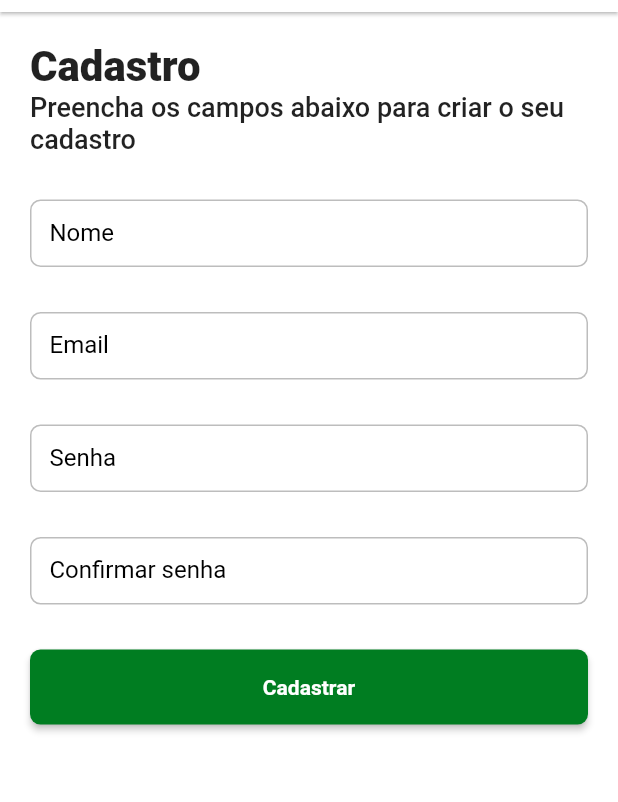
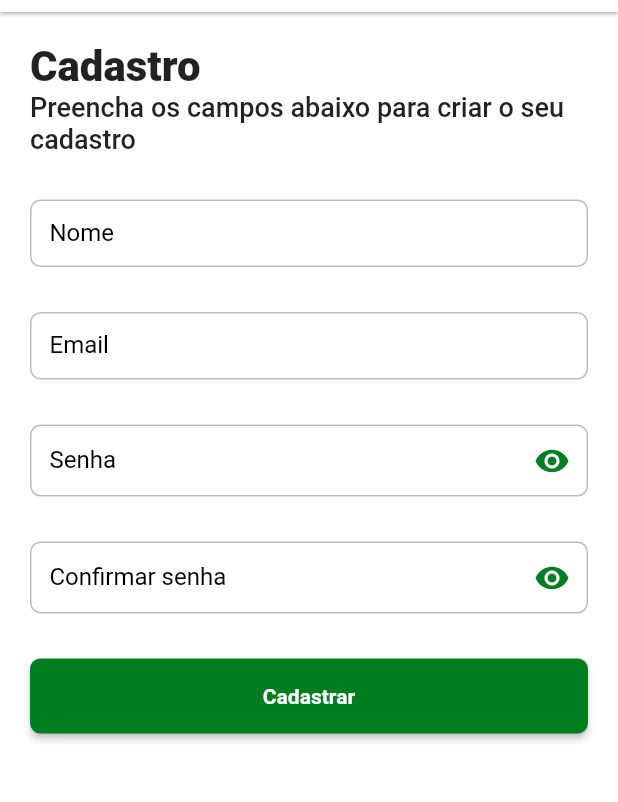
Before and after one commit to GabrielCR99/dw9_vakinha_burger_bloc, a Flutter app: the RegisterPage screen opened directly, on a phone screen of 412 x 824 dp, the part 72-874 px from its top. Run offline on Flutter 3.47's test engine with Material 2 defaults, Android fonts, the phone set to English and light mode, and no system bars; our stand-ins replace bloc, dio, equatable, flutter_bloc, loading_animation_widget, shared_preferences and 1 more; missing offline and left inert: flutter_awesome_select, match, validatorless; accounts and stored records are empty; Roboto replaces fonts that are missing (mplus1); project files that could hold a hidden picture were left out.

Commit message:
fix: fixes register_page provider not found

```diff
--- a/lib/app/core/ui/styles/app_styles.dart
+++ b/lib/app/core/ui/styles/app_styles.dart
@@ -22,7 +22,3 @@ class AppStyles {
         textStyle: TextStyles.i.textButtonLabel,
       );
 }
-
-extension AppStylesExtension on BuildContext {
-  AppStyles get appStyles => AppStyles.i;
-}
--- /dev/null
+++ b/lib/app/core/ui/widgets/custom_text_form_field.dart
@@ -0,0 +1,64 @@
+import 'package:flutter/material.dart';
+
+import '../styles/app_colors.dart';
+
+class CustomTextFormField extends StatelessWidget {
+  final TextEditingController? controller;
+  final String label;
+  final bool obscureText;
+  final FormFieldValidator<String>? validator;
+  final TextInputType keyboardType;
+  final TextInputAction? textInputAction;
+  final ValueChanged<String>? onFieldSubmitted;
+  final ValueNotifier<bool> _obscureTextVN;
+
+  CustomTextFormField({
+    required this.label,
+    this.controller,
+    this.validator,
+    this.keyboardType = TextInputType.text,
+    this.textInputAction,
+    this.obscureText = false,
+    this.onFieldSubmitted,
+    super.key,
+  }) : _obscureTextVN = ValueNotifier<bool>(obscureText);
+
+  @override
+  Widget build(BuildContext context) {
+    return ValueListenableBuilder<bool>(
+      valueListenable: _obscureTextVN,
+      builder: (_, obscureTextVNValue, __) => TextFormField(
+        controller: controller,
+        keyboardType: keyboardType,
+        validator: validator,
+        textInputAction: textInputAction,
+        obscureText: obscureTextVNValue,
+        onFieldSubmitted: onFieldSubmitted != null
+            ? (value) => _onFieldSubmitted(value, context)
+            : null,
+        decoration: InputDecoration(
+          labelText: label,
+          suffixIcon: obscureText
+              ? IconButton(
+                  onPressed: () => _obscureTextVN.value = !obscureTextVNValue,
+                  iconSize: 24,
+                  icon: Icon(
+                    _getIcon(obscureTextVNValue),
+                    color: context.appColors.primary,
+                  ),
+                )
+              : null,
+          counterText: '',
+        ),
+      ),
+    );
+  }
+
+  void _onFieldSubmitted(String value, BuildContext context) {
+    FocusScope.of(context).unfocus();
+    onFieldSubmitted?.call(value);
+  }
+
+  IconData _getIcon(bool obscureTextVNValue) =>
+      obscureTextVNValue ? Icons.visibility : Icons.visibility_off;
+}
--- a/lib/app/core/ui/widgets/delivery_button.dart
+++ b/lib/app/core/ui/widgets/delivery_button.dart
@@ -2,15 +2,15 @@ import 'package:flutter/material.dart';
 
 class DeliveryButton extends StatelessWidget {
   final String label;
-  final VoidCallback? onPressed;
-  final double? width;
-  final double? height;
+  final VoidCallback onPressed;
+  final double width;
+  final double height;
 
   const DeliveryButton({
     required this.label,
-    this.width,
+    required this.width,
+    required this.onPressed,
     this.height = 50,
-    this.onPressed,
     super.key,
   });
 
--- a/lib/app/dw_delivery_app.dart
+++ b/lib/app/dw_delivery_app.dart
@@ -4,7 +4,7 @@ import 'core/global/global_context.dart';
 import 'core/provider/application_binding.dart';
 import 'core/ui/theme/theme_config.dart';
 import 'pages/auth/login/login_router.dart';
-import 'pages/auth/register/register_page.dart';
+import 'pages/auth/register/register_router.dart';
 import 'pages/home/home_router.dart';
 import 'pages/order/order_completed_page.dart';
 import 'pages/order/order_router.dart';
@@ -30,7 +30,7 @@ class DwDeliveryApp extends StatelessWidget {
           '/home': (_) => const HomeRouter(),
           '/product_detail': (_) => const ProductDetailRouter(),
           '/auth/login': (_) => const LoginRouter(),
-          '/auth/register': (_) => const RegisterPage(),
+          '/auth/register': (_) => const RegisterRouter(),
           '/order': (_) => const OrderRouter(),
           '/order/completed': (_) => const OrderCompletedPage(),
         },
--- a/lib/app/pages/auth/login/controller/login_state.dart
+++ b/lib/app/pages/auth/login/controller/login_state.dart
@@ -25,9 +25,9 @@ class LoginState extends Equatable {
   @override
   List<Object?> get props => [status, errorMessage];
 
-  LoginState copyWith({LoginStatus? status, String? errorMessage}) =>
+  LoginState copyWith({required LoginStatus status, String? errorMessage}) =>
       LoginState._(
-        status: status ?? this.status,
+        status: status,
         errorMessage: errorMessage ?? this.errorMessage,
       );
 }
--- a/lib/app/pages/auth/login/login_router.dart
+++ b/lib/app/pages/auth/login/login_router.dart
@@ -11,7 +11,7 @@ class LoginRouter extends StatelessWidget {
   @override
   Widget build(BuildContext context) {
     return BlocProvider(
-      create: (context) => LoginController(authRepository: context.read()),
+      create: (_) => LoginController(authRepository: context.read()),
       child: const LoginPage(),
     );
   }
--- a/lib/app/pages/auth/register/controller/register_state.dart
+++ b/lib/app/pages/auth/register/controller/register_state.dart
@@ -13,9 +13,8 @@ class RegisterState extends Equatable {
 
   const RegisterState.initial() : status = RegisterStatus.initial;
 
-  RegisterState copyWith({RegisterStatus? status}) => RegisterState._(
-        status: status ?? this.status,
-      );
+  RegisterState copyWith({required RegisterStatus status}) =>
+      RegisterState._(status: status);
 
   @override
   List<Object?> get props => [status];
--- a/lib/app/pages/auth/register/register_page.dart
+++ b/lib/app/pages/auth/register/register_page.dart
@@ -4,6 +4,7 @@ import 'package:validatorless/validatorless.dart';
 
 import '../../../core/ui/base_state/base_state.dart';
 import '../../../core/ui/styles/text_styles.dart';
+import '../../../core/ui/widgets/custom_text_form_field.dart';
 import '../../../core/ui/widgets/delivery_app_bar.dart';
 import '../../../core/ui/widgets/delivery_button.dart';
 import 'controller/register_controller.dart';
@@ -33,9 +34,7 @@ class _RegisterPageState extends BaseState<RegisterPage, RegisterController> {
 
   @override
   Widget build(BuildContext context) {
-    return BlocProvider(
-      create: (context) => RegisterController(authRepository: context.read()),
-      child: BlocListener<RegisterController, RegisterState>(
+    return BlocListener<RegisterController, RegisterState>(
       listener: (_, state) => state.status.matchAny(
         any: hideLoader,
         register: showLoader,
@@ -65,8 +64,7 @@ class _RegisterPageState extends BaseState<RegisterPage, RegisterController> {
                   ),
                   Text(
                     'Preencha os campos abaixo para criar o seu cadastro',
-                      style:
-                          context.textStyles.textMedium.copyWith(fontSize: 18),
+                    style: context.textStyles.textMedium.copyWith(fontSize: 18),
                   ),
                   const SizedBox(height: 30),
                   TextFormField(
@@ -85,9 +83,9 @@ class _RegisterPageState extends BaseState<RegisterPage, RegisterController> {
                     ]),
                   ),
                   const SizedBox(height: 30),
-                    TextFormField(
+                  CustomTextFormField(
                     controller: _passwordEC,
-                      decoration: const InputDecoration(label: Text('Senha')),
+                    label: 'Senha',
                     obscureText: true,
                     validator: Validatorless.multiple([
                       Validatorless.required('Senha obrigatória'),
@@ -98,9 +96,8 @@ class _RegisterPageState extends BaseState<RegisterPage, RegisterController> {
                     ]),
                   ),
                   const SizedBox(height: 30),
-                    TextFormField(
-                      decoration:
-                          const InputDecoration(label: Text('Confirmar senha')),
+                  CustomTextFormField(
+                    label: 'Confirmar senha',
                     obscureText: true,
                     validator: Validatorless.multiple([
                       Validatorless.required('Senha obrigatória'),
@@ -124,7 +121,6 @@ class _RegisterPageState extends BaseState<RegisterPage, RegisterController> {
           ),
         ),
       ),
-      ),
     );
   }
 
--- a/lib/app/pages/home/home_router.dart
+++ b/lib/app/pages/home/home_router.dart
@@ -12,7 +12,7 @@ class HomeRouter extends StatelessWidget {
   @override
   Widget build(BuildContext context) {
     return RepositoryProvider<ProductsRepository>(
-      create: (context) => ProductsRepositoryImpl(dio: context.read()),
+      create: (_) => ProductsRepositoryImpl(dio: context.read()),
       child: BlocProvider(
         create: (context) => HomeController(productsRepository: context.read()),
         child: const HomePage(),
--- a/lib/app/pages/order/controller/order_state.dart
+++ b/lib/app/pages/order/controller/order_state.dart
@@ -48,13 +48,13 @@ class OrderState extends Equatable {
   List<Object?> get props => [status, products, payments, errorMessage];
 
   OrderState copyWith({
-    OrderStatus? status,
+    required OrderStatus status,
     List<OrderProductDto>? products,
     List<PaymentTypeModel>? payments,
     String? errorMessage,
   }) =>
       OrderState._(
-        status: status ?? this.status,
+        status: status,
         products: products ?? this.products,
         payments: payments ?? this.payments,
         errorMessage: errorMessage ?? this.errorMessage,
--- a/lib/app/pages/order/order_router.dart
+++ b/lib/app/pages/order/order_router.dart
@@ -12,7 +12,7 @@ class OrderRouter extends StatelessWidget {
   @override
   Widget build(BuildContext context) {
     return RepositoryProvider<OrderRepository>(
-      create: (context) => OrderRepositoryImpl(dio: context.read()),
+      create: (_) => OrderRepositoryImpl(dio: context.read()),
       child: BlocProvider(
         create: (context) => OrderController(orderRepository: context.read()),
         child: const OrderPage(),
```
Also changed, not shown: lib/app/core/ui/widgets/nil.dart (deleted, +0 -34 lines), lib/app/dto/order_product_dto.dart (+2 -5 lines), lib/app/pages/auth/login/login_page.dart (+6 -4 lines), lib/app/pages/auth/register/register_router.dart (added, +17 -0 lines), 1 other file. Lines whose indentation alone changed are shown as unchanged.
